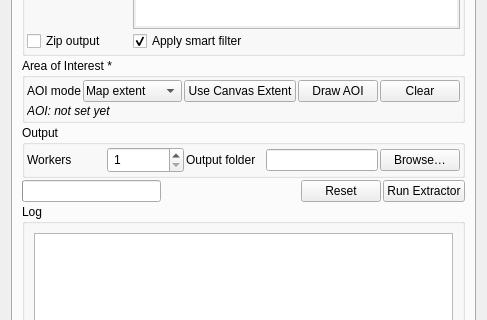
Before: the Qt Designer form virtughan_qgis/extractor/extractor_form.ui in virtughan/qgis-plugin, drawn with Qt 5; both pictures show x 0 to 487 and y 312 to 632 of the 487 by 773 pixel window.
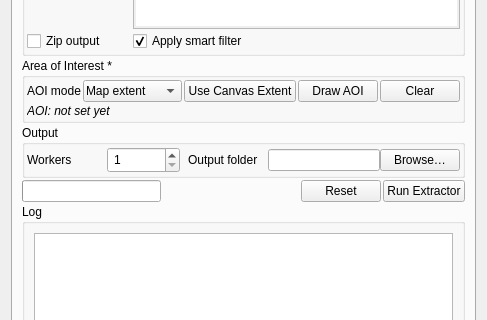
After: the same form once the commit is applied.

Commit message: ui fixes: horizontal gaps in form fields

```diff
--- a/virtughan_qgis/extractor/extractor_form.ui
+++ b/virtughan_qgis/extractor/extractor_form.ui
@@ -175,7 +175,7 @@
         <widget class="QGroupBox" name="groupOutput">
          <property name="title"><string>Output</string></property>
          <layout class="QGridLayout" name="gridOutput">
-          <property name="horizontalSpacing"><number>2</number></property>
+          <property name="horizontalSpacing"><number>8</number></property>
           <property name="verticalSpacing"><number>2</number></property>
           <property name="leftMargin"><number>2</number></property>
           <property name="topMargin"><number>2</number></property>
```
The commit also changes 2 other files.
